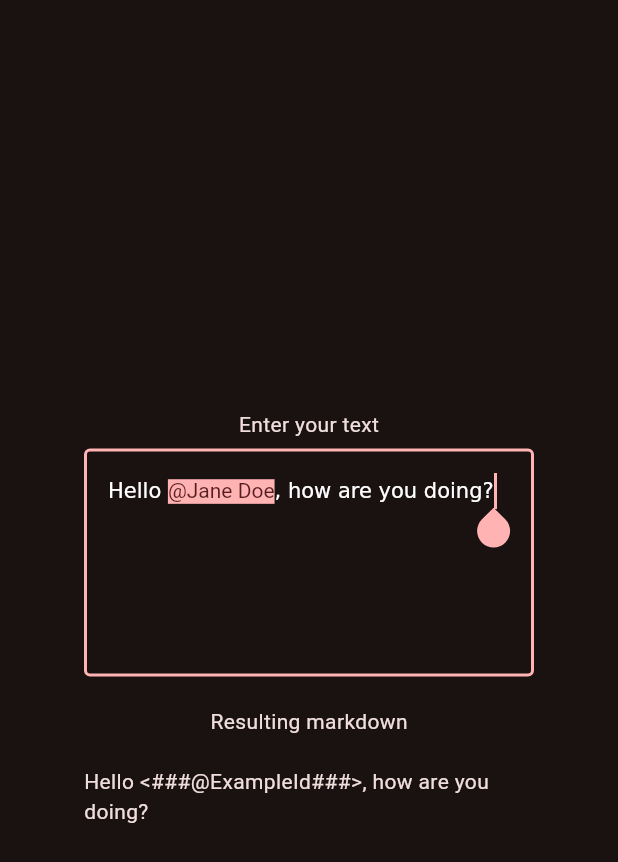
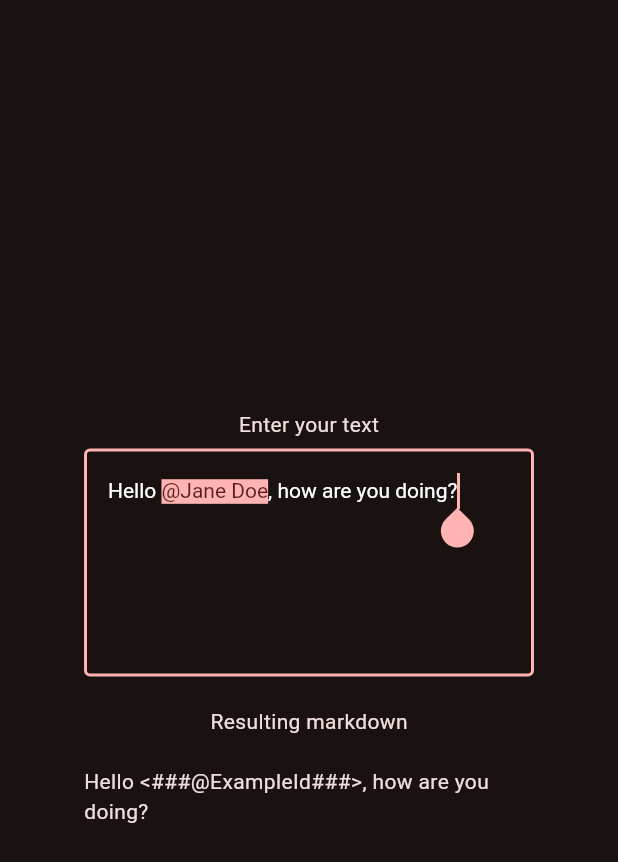
Before and after one commit to ApparyllisOrg/simply_mentions, a Flutter app: the screen it shows after launch, on a phone screen of 412 x 824 dp. Shown: the top 862 px of the screen. Run offline on Flutter 3.47's test engine with Material 2 defaults, Android fonts, the phone set to English and light mode, and no system bars; drawn by our look-alikes of flutter_markdown; our stand-ins replace diacritic; missing offline and left inert: diff_match_patch, flutter_portal, markdown, mock_data.

Commit message:
Expose run text style, fix bug

```diff
--- a/example/lib/main.dart
+++ b/example/lib/main.dart
@@ -67,6 +67,7 @@ class _ExampleState extends State<Example> {
           mentionSyntaxes: [DocumentMentionEditableSyntax(context)],
           mentionBgColor: Theme.of(context).colorScheme.primary,
           mentionTextColor: Theme.of(context).colorScheme.onPrimary,
+          runTextStyle: TextStyle(color: Colors.white),
           mentionTextStyle: TextStyle(),
           onSugggestionChanged: onSuggestionChanged,
           idToMentionObject: (BuildContext context, String id) =>
@@ -98,7 +99,7 @@ class _ExampleState extends State<Example> {
 
   // Create any widget of your choosing to make a list of possible mentions using the search string
   Widget getMentions() {
-    if (mentionTextEditingController!.isMentioning()) {
+    if (!mentionTextEditingController!.isMentioning()) {
       return SizedBox.shrink();
     }
 
--- a/lib/text/mention_text_editing_controller.dart
+++ b/lib/text/mention_text_editing_controller.dart
@@ -81,6 +81,7 @@ class MentionTextEditingController extends TextEditingController {
     required this.mentionBgColor,
     required this.mentionTextColor,
     required this.mentionTextStyle,
+    required this.runTextStyle,
     required this.idToMentionObject,
     super.text,
   }) {
@@ -109,6 +110,9 @@ class MentionTextEditingController extends TextEditingController {
 
   // Text style for the mention
   final TextStyle mentionTextStyle;
+
+  // Text style for normal non-mention text
+  final TextStyle runTextStyle;
 
   String _previousText = '';
 
@@ -183,7 +187,7 @@ class MentionTextEditingController extends TextEditingController {
 
   TextSpan _createSpanForNonMatchingRange(
       int start, int end, BuildContext context) {
-    return TextSpan(text: text.substring(start, end));
+    return TextSpan(text: text.substring(start, end), style: runTextStyle);
   }
 
   // Get the current search string for the mention (this is the mention minus the starting character. i.e. @Amber -> Amber)
@@ -385,7 +389,10 @@ class MentionTextEditingController extends TextEditingController {
       if (difference.operation == DIFF_DELETE) {
         if (isMentioning()) {
           // If we removed our startingCharacter, chancel mentioning
-          if (difference.text == _mentionSyntax!.startingCharacter) {
+          // TODO: This detects if *ANY* character contains our mention character, which isn't ideal..
+          // But I have not yet figured out how to get whether we are currently deleting our starting character..
+          // We can, however, find out if we are deleting our starting character AFTER our mention start so that names with the starting character don't cancel mentioning when backspacing
+          if (difference.text.contains(_mentionSyntax!.startingCharacter) && currentTextIndex <= _mentionStartingIndex!) {
             cancelMentioning();
           } else {
             if (currentTextIndex < _mentionStartingIndex!) {
--- a/pubspec.yaml
+++ b/pubspec.yaml
@@ -1,6 +1,6 @@
 name: simply_mentions
 description: Support mentioning in your project with all the features you need
-version: 1.0.5
+version: 1.0.6
 homepage: https://github.com/ApparyllisOrg/simply_mentions
 
 environment:
```
Also changed, not shown: 2 other files.
